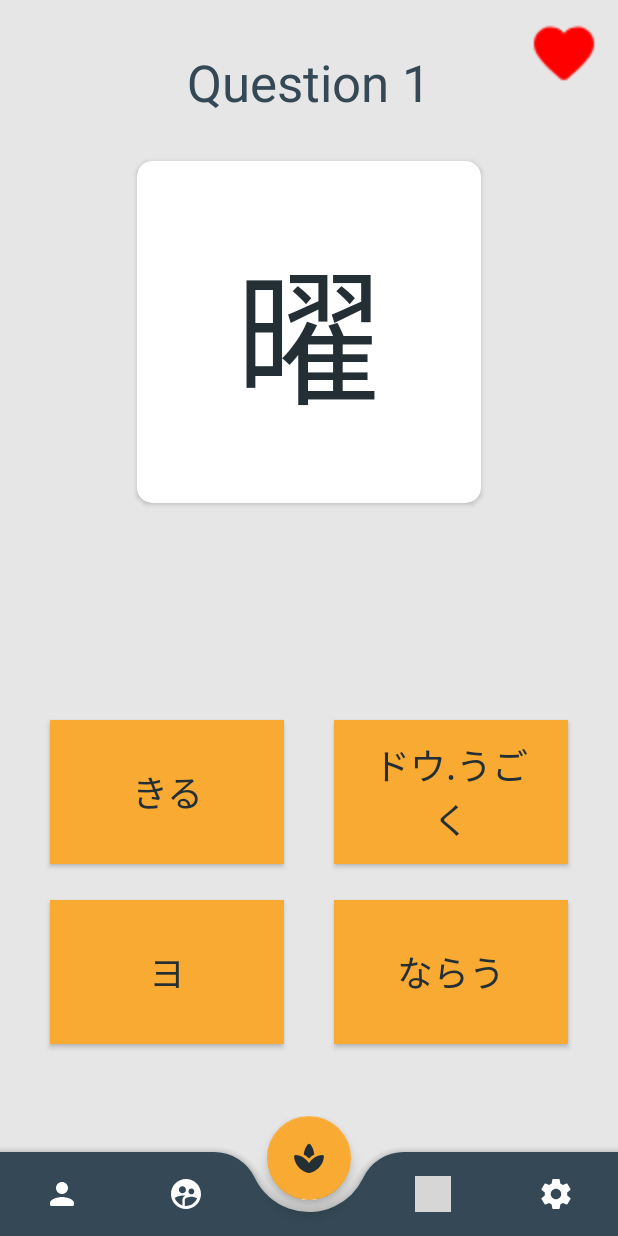
After one commit to LexuLexu/Kanji_Quiz, an Android app: the EndlessActivity screen opened directly, with no data from a screen before it, on a phone screen of 412 x 824 dp. The commit adds this screen. Run offline under Robolectric (Android 15) with nearby library versions, the phone set to English and light mode, and no system bars; our stand-ins replace Firebase (no records; nobody signed in at launch, a user with empty details on screens opened directly); grey boxes are pictures that could not be loaded.

Commit message:
Endless mode implemented.
Database: EndlessMax does not updated correctly yet

```diff
--- a/app/src/main/AndroidManifest.xml
+++ b/app/src/main/AndroidManifest.xml
@@ -26,6 +26,7 @@
         <activity android:name=".SettingsActivity" />
         <activity android:name=".N5EnglishActivity" />
         <activity android:name=".N5KanaActivity" />
+        <activity android:name=".EndlessActivity" />
     </application>
 
 </manifest>
--- /dev/null
+++ b/app/src/main/java/com/example/quiztest1/EndlessActivity.java
@@ -0,0 +1,358 @@
+package com.example.quiztest1;
+
+import android.content.Intent;
+import android.media.MediaPlayer;
+import android.os.Bundle;
+import android.os.Handler;
+import android.view.Menu;
+import android.view.MenuItem;
+import android.view.View;
+import android.widget.Button;
+import android.widget.ImageView;
+import android.widget.ProgressBar;
+import android.widget.TextView;
+import android.widget.Toast;
+
+import androidx.annotation.NonNull;
+import androidx.appcompat.app.AppCompatActivity;
+import androidx.cardview.widget.CardView;
+
+import com.google.android.material.bottomnavigation.BottomNavigationView;
+import com.google.firebase.auth.FirebaseAuth;
+import com.google.firebase.auth.FirebaseUser;
+import com.google.firebase.database.DataSnapshot;
+import com.google.firebase.database.DatabaseError;
+import com.google.firebase.database.DatabaseReference;
+import com.google.firebase.database.FirebaseDatabase;
+import com.google.firebase.database.ValueEventListener;
+
+import java.util.Random;
+
+public class EndlessActivity extends AppCompatActivity {
+
+    public Toast myToast;
+
+    private int questionNumber;
+
+    private int lives;
+
+    private int userPrevScore;
+
+    private String[] kanji_array;
+    private String[] answer_array;
+
+    private String[] N5_kanji_array;
+    private String[] N5_words_array;
+    private String[] N5_kana_array;
+    private String[] N4_kanji_array;
+    private String[] N4_words_array;
+    private String[] N4_kana_array;
+
+    private String question_number;
+    private String question_word;
+
+    private TextView questionView;
+
+    private int score;
+    public int newScore;
+
+    private Button answer1;
+    private Button answer2;
+    private Button answer3;
+    private Button answer4;
+
+    private Button[] button_array;
+
+    private Button correctButton;
+
+    private ProgressBar scoreBar, scoreBar2;
+
+    @Override
+    protected void onCreate(Bundle savedInstanceState) {
+        super.onCreate(savedInstanceState);
+        setContentView(R.layout.activity_endless);
+
+        myToast = Toast.makeText(EndlessActivity.this, "", Toast.LENGTH_SHORT);
+
+        lives = 1;
+
+        questionNumber = 0;
+        score = 0;
+
+        questionView = findViewById(R.id.QuestionView);
+
+        answer1 = findViewById(R.id.button1);
+        answer2 = findViewById(R.id.button2);
+        answer3 = findViewById(R.id.button3);
+        answer4 = findViewById(R.id.button4);
+
+        button_array = new Button[4];
+
+        button_array[0] = answer1;
+        button_array[1] = answer2;
+        button_array[2] = answer3;
+        button_array[3] = answer4;
+
+        N5_kanji_array = getResources().getStringArray(R.array.N5_Kanji);
+        N5_words_array = getResources().getStringArray(R.array.N5_English);
+        N5_kana_array = getResources().getStringArray(R.array.N5_Kana);
+
+        N4_kanji_array = getResources().getStringArray(R.array.N4_Kanji);
+        N4_words_array = getResources().getStringArray(R.array.N4_English);
+        N4_kana_array = getResources().getStringArray(R.array.N4_Kana);
+
+        getnewQuestion(questionView);
+
+        BottomNavigationView bottomNavigationView = (BottomNavigationView) findViewById(R.id.BottomNavigationBar);
+        bottomNavigationView.setOnNavigationItemSelectedListener(new BottomNavigationView.OnNavigationItemSelectedListener() {
+        Menu menu = bottomNavigationView.getMenu();
+        MenuItem menuItem = menu.getItem(2).setChecked(false);
+
+            @Override
+            public boolean onNavigationItemSelected(@NonNull MenuItem item) {
+
+                switch(item.getItemId()) {
+
+                    case(R.id.ic_profile):
+                        Intent intent = new Intent(EndlessActivity.this, ProfileActivity.class);
+                        startActivity(intent);
+                        break;
+
+                    case(R.id.ic_friends):
+                        Intent intent2 = new Intent(EndlessActivity.this, FriendsActivity.class);
+                        startActivity(intent2);
+                        break;
+
+                    case(R.id.ic_leaderboard):
+                        Intent intent3 = new Intent(EndlessActivity.this, LeaderboardActivity.class);
+                        startActivity(intent3);
+                        break;
+
+                    case(R.id.ic_settings):
+                        Intent intent4 = new Intent(EndlessActivity.this, SettingsActivity.class);
+                        startActivity(intent4);
+                        break;
+
+                }
+                return false;
+
+            }
+
+        });
+    }
+
+    public void getnewQuestion (View view) {
+
+        answer_question(view);
+
+        questionNumber++;
+
+        if (lives <= 0) {
+
+            CardView scorePromptCard = findViewById(R.id.scorePromptCard);
+            scorePromptCard.setVisibility(View.VISIBLE);
+
+            Button okButton = findViewById(R.id.okButton);
+            okButton.setVisibility(View.INVISIBLE);
+
+            TextView scorePromptScore = findViewById(R.id.scorePromptScore);
+            scorePromptScore.setText(Integer.toString(score));
+
+            answer1.setClickable(false);
+            answer2.setClickable(false);
+            answer3.setClickable(false);
+            answer4.setClickable(false);
+
+            Runnable r = new Runnable() {
+                @Override
+                public void run(){
+                    okButton.setVisibility(View.VISIBLE);
+                }
+            };
+
+            Handler h = new Handler();
+            h.postDelayed(r, 1000);
+        }
+
+        else {
+
+            TextView titleText = findViewById(R.id.questionNumber);
+            titleText.setText("Question " + questionNumber);
+
+            get_random_button();
+
+            Random rnd = new Random();
+
+            int kanjiLevel = rnd.nextInt(2);
+            int words_kana = rnd.nextInt(2);
+
+            // 0 = N5 , 1 = N4
+
+            if (kanjiLevel == 0) {
+                kanji_array = N5_kanji_array;
+                if (words_kana == 0) {
+                    answer_array = N5_words_array;
+                }
+                else { answer_array = N5_kana_array; }
+            }
+
+            else {
+                kanji_array = N4_kanji_array;
+                if (words_kana == 0) {
+                    answer_array = N4_words_array;
+                }
+                else { answer_array = N4_kana_array; }
+            }
+
+
+
+            int arrayIndex = rnd.nextInt(kanji_array.length);
+
+            question_number = kanji_array[arrayIndex];
+
+            questionView.setText(question_number);
+
+            correctButton = get_random_button();
+            question_word = answer_array[arrayIndex];
+
+
+            for (Button button : button_array) {
+
+                button.setText(answer_array[rnd.nextInt(answer_array.length)]);
+
+            }
+
+            correctButton.setText(question_word);
+
+            for (Button button : button_array) {
+
+                while (button != correctButton && button.getText() == question_word) {
+
+                    button.setText(answer_array[rnd.nextInt(answer_array.length)]);
+
+                }
+
+            }
+        }
+
+    }
+
+    public Button get_random_button() {
+
+        Random rnd = new Random();
+
+        Button chosenButton = button_array[rnd.nextInt(button_array.length)];
+
+        System.out.println(chosenButton);
+
+        return chosenButton;
+    }
+
+    public void answer_question(View v) {
+
+        switch (v.getId()) {
+            case R.id.button1:
+                if (answer1.getText() == question_word) {
+                    correctAnswer();
+                }
+                else {
+                    incorrectAnswer();
+                }
+                break;
+
+            case R.id.button2:
+                if (answer2.getText() == question_word) {
+                    correctAnswer();
+                }
+                else {
+                    incorrectAnswer();
+                }
+                break;
+
+            case R.id.button3:
+                if (answer3.getText() == question_word) {
+                    correctAnswer();
+                }
+                else {
+                    incorrectAnswer();
+                }
+                break;
+
+            case R.id.button4:
+                if (answer4.getText() == question_word) {
+                    correctAnswer();
+                }
+                else {
+                    incorrectAnswer();
+                }
+                break;
+
+        }
+
+    }
+
+    public void correctAnswer() {
+        score+=1;
+
+        final MediaPlayer correctNoise = MediaPlayer.create(this, R.raw.right_answer);
+        correctNoise.seekTo(0);
+        correctNoise.start();
+    }
+
+    public void incorrectAnswer () {
+        myToast.setText("Correct answer: " + question_word);
+        myToast.show();
+
+        lives-= 1;
+
+        ImageView heart = findViewById(R.id.lives_heart_1);
+        heart.setImageResource(R.drawable.favorite_border_24px);
+
+        final MediaPlayer incorrectNoise = MediaPlayer.create(this, R.raw.wrong_answer);
+        incorrectNoise.seekTo(0);
+        incorrectNoise.start();
+    }
+
+    public void go_to_questions (View view) {
+        Intent levelChoiceIntent = new Intent(EndlessActivity.this, LevelChoiceActivity.class);
+        startActivity(levelChoiceIntent);
+    }
+
+    public void endQuizButton (View view) {
+        FirebaseUser user = FirebaseAuth.getInstance().getCurrentUser();
+        String uid = user.getUid();
+
+        FirebaseDatabase database = FirebaseDatabase.getInstance();
+        DatabaseReference usersRef = database.getReference("users");
+        DatabaseReference currentUserRef = usersRef.child(uid);
+
+        currentUserRef.child("score").addValueEventListener(new ValueEventListener() {
+            @Override
+            public void onDataChange(DataSnapshot dataSnapshot) {
+                // This method is called once with the initial value and again
+                // whenever data at this location is updated.
+                if (dataSnapshot.getValue() != null) {
+                    userPrevScore = dataSnapshot.getValue(int.class);
+
+                    if (score > userPrevScore) {
+                        usersRef.child(uid).child("endlessMax").setValue(score);
+                    }
+
+                }
+                else {
+                    newScore = score;
+                }
+            }
+
+            @Override
+            public void onCancelled(DatabaseError error) {
+                // Failed to read value
+                myToast.setText("Error: failed to read database");
+                myToast.show();
+            }
+        });
+
+        Intent levelChoiceIntent = new Intent(EndlessActivity.this, LevelChoiceActivity.class);
+        startActivity(levelChoiceIntent);
+    }
+}
--- a/app/src/main/java/com/example/quiztest1/LevelChoiceActivity.java
+++ b/app/src/main/java/com/example/quiztest1/LevelChoiceActivity.java
@@ -86,9 +86,14 @@ public class LevelChoiceActivity extends AppCompatActivity {
         startActivity(new Intent (getApplicationContext(), N5KanaActivity.class));
     }
 
+    public void go_to_endless (View v) {
+        startActivity(new Intent (getApplicationContext(), EndlessActivity.class));
+    }
+
     public void go_to_profile (View v) {
         startActivity(new Intent (getApplicationContext(), ProfileActivity.class));
     }
+
     public void notAvailable (View v) {
         Toast.makeText(LevelChoiceActivity.this, "This level will be added in a future version", Toast.LENGTH_SHORT).show();
     }
--- /dev/null
+++ b/app/src/main/res/drawable/favorite_24px.xml
@@ -0,0 +1,9 @@
+<vector xmlns:android="http://schemas.android.com/apk/res/android"
+    android:width="24dp"
+    android:height="24dp"
+    android:viewportWidth="24"
+    android:viewportHeight="24">
+  <path
+      android:fillColor="#FF000000"
+      android:pathData="M13.35,20.13c-0.76,0.69 -1.93,0.69 -2.69,-0.01l-0.11,-0.1C5.3,15.27 1.87,12.16 2,8.28c0.06,-1.7 0.93,-3.33 2.34,-4.29 2.64,-1.8 5.9,-0.96 7.66,1.1 1.76,-2.06 5.02,-2.91 7.66,-1.1 1.41,0.96 2.28,2.59 2.34,4.29 0.14,3.88 -3.3,6.99 -8.55,11.76l-0.1,0.09z"/>
+</vector>
--- /dev/null
+++ b/app/src/main/res/drawable/favorite_border_24px.xml
@@ -0,0 +1,9 @@
+<vector xmlns:android="http://schemas.android.com/apk/res/android"
+    android:width="24dp"
+    android:height="24dp"
+    android:viewportWidth="24"
+    android:viewportHeight="24">
+  <path
+      android:fillColor="#FF000000"
+      android:pathData="M19.66,3.99c-2.64,-1.8 -5.9,-0.96 -7.66,1.1 -1.76,-2.06 -5.02,-2.91 -7.66,-1.1 -1.4,0.96 -2.28,2.58 -2.34,4.29 -0.14,3.88 3.3,6.99 8.55,11.76l0.1,0.09c0.76,0.69 1.93,0.69 2.69,-0.01l0.11,-0.1c5.25,-4.76 8.68,-7.87 8.55,-11.75 -0.06,-1.7 -0.94,-3.32 -2.34,-4.28zM12.1,18.55l-0.1,0.1 -0.1,-0.1C7.14,14.24 4,11.39 4,8.5 4,6.5 5.5,5 7.5,5c1.54,0 3.04,0.99 3.57,2.36h1.87C13.46,5.99 14.96,5 16.5,5c2,0 3.5,1.5 3.5,3.5 0,2.89 -3.14,5.74 -7.9,10.05z"/>
+</vector>
--- /dev/null
+++ b/app/src/main/res/layout/activity_endless.xml
@@ -0,0 +1,271 @@
+<?xml version="1.0" encoding="utf-8"?>
+<androidx.constraintlayout.widget.ConstraintLayout xmlns:android="http://schemas.android.com/apk/res/android"
+    xmlns:app="http://schemas.android.com/apk/res-auto"
+    xmlns:tools="http://schemas.android.com/tools"
+    android:layout_width="match_parent"
+    android:layout_height="match_parent"
+    android:background="@color/background"
+    tools:context=".EndlessActivity">
+
+    <androidx.cardview.widget.CardView
+        android:layout_width="240dp"
+        android:layout_height="240dp"
+        android:layout_marginTop="24dp"
+        app:cardBackgroundColor="@android:color/white"
+        app:cardCornerRadius="10dp"
+        app:cardElevation="2dp"
+        app:cardUseCompatPadding="true"
+        app:layout_constraintEnd_toEndOf="parent"
+        app:layout_constraintHorizontal_bias="0.5"
+        app:layout_constraintStart_toStartOf="parent"
+        app:layout_constraintTop_toBottomOf="@+id/questionNumber">
+
+        <TextView
+            android:id="@+id/QuestionView"
+            android:layout_width="wrap_content"
+            android:layout_height="wrap_content"
+            android:layout_gravity="center_horizontal|center_vertical"
+            android:clickable="false"
+            android:gravity="center_horizontal|center_vertical"
+            android:text="kanji"
+            android:textColor="@color/colorPrimaryDark"
+            android:textSize="98sp" />
+
+    </androidx.cardview.widget.CardView>
+
+    <Button
+        android:id="@+id/button1"
+        android:layout_width="156dp"
+        android:layout_height="96dp"
+        android:layout_marginBottom="24dp"
+        android:background="@color/colorAccent"
+        android:onClick="getnewQuestion"
+        android:textAppearance="@style/TextAppearance.AppCompat.Medium"
+        android:textColor="@color/colorPrimaryDark"
+        android:textSize="24sp"
+        app:backgroundTint="@color/colorAccent"
+        app:layout_constraintBottom_toTopOf="@+id/button3"
+        app:layout_constraintEnd_toStartOf="@+id/button2"
+        app:layout_constraintHorizontal_bias="0.5"
+        app:layout_constraintStart_toStartOf="parent" />
+
+    <Button
+        android:id="@+id/button2"
+        android:layout_width="156dp"
+        android:layout_height="96dp"
+        android:layout_marginBottom="24dp"
+        android:background="@color/colorAccent"
+        android:onClick="getnewQuestion"
+        android:textAppearance="@style/TextAppearance.AppCompat.Medium"
+        android:textColor="@color/colorPrimaryDark"
+        android:textSize="24sp"
+        app:backgroundTint="@color/colorAccent"
+        app:layout_constraintBottom_toTopOf="@+id/button4"
+        app:layout_constraintEnd_toEndOf="parent"
+        app:layout_constraintHorizontal_bias="0.5"
+        app:layout_constraintStart_toEndOf="@+id/button1" />
+
+    <Button
+        android:id="@+id/button3"
+        android:layout_width="156dp"
+        android:layout_height="96dp"
+        android:layout_marginBottom="48dp"
+        android:background="@color/colorAccent"
+        android:onClick="getnewQuestion"
+        android:textAppearance="@style/TextAppearance.AppCompat.Medium"
+        android:textColor="@color/colorPrimaryDark"
+        android:textSize="24sp"
+        app:backgroundTint="@color/colorAccent"
+        app:layout_constraintBottom_toTopOf="@+id/BottomNavBarLayout"
+        app:layout_constraintEnd_toStartOf="@+id/button4"
+        app:layout_constraintHorizontal_bias="0.5"
+        app:layout_constraintStart_toStartOf="parent" />
+
+    <Button
+        android:id="@+id/button4"
+        android:layout_width="156dp"
+        android:layout_height="96dp"
+        android:layout_marginBottom="48dp"
+        android:background="@color/colorAccent"
+        android:onClick="getnewQuestion"
+        android:textAppearance="@style/TextAppearance.AppCompat.Medium"
+        android:textColor="@color/colorPrimaryDark"
+        android:textSize="24sp"
+        app:backgroundTint="@color/colorAccent"
+        app:layout_constraintBottom_toTopOf="@+id/BottomNavBarLayout"
+        app:layout_constraintEnd_toEndOf="parent"
+        app:layout_constraintHorizontal_bias="0.5"
+        app:layout_constraintStart_toEndOf="@+id/button3" />
+
+    <ProgressBar
+        android:id="@+id/scoreBar"
+        style="@android:style/Widget.ProgressBar.Horizontal"
+        android:layout_width="20dp"
+        android:layout_height="0dp"
+        android:layout_centerInParent="true"
+        android:layout_marginBottom="56dp"
+        android:max="100"
+        android:progress="0"
+        android:progressDrawable="@drawable/progress_drawable_vertical"
+        app:layout_constraintBottom_toBottomOf="@+id/BottomNavBarLayout"
+        app:layout_constraintStart_toStartOf="parent"
+        app:layout_constraintTop_toTopOf="parent" />
+
+    <ProgressBar
+        android:id="@+id/scoreBar2"
+        style="@android:style/Widget.ProgressBar.Horizontal"
+        android:layout_width="20dp"
+        android:layout_height="0dp"
+        android:layout_centerInParent="true"
+        android:layout_marginBottom="56dp"
+        android:max="100"
+        android:progress="0"
+        android:progressDrawable="@drawable/progress_drawable_vertical"
+        app:layout_constraintBottom_toBottomOf="@+id/BottomNavBarLayout"
+        app:layout_constraintEnd_toEndOf="parent"
+        app:layout_constraintTop_toTopOf="parent" />
+
+    <androidx.coordinatorlayout.widget.CoordinatorLayout
+        android:id="@+id/BottomNavBarLayout"
+        android:layout_width="match_parent"
+        android:layout_height="80dp"
+        android:layout_alignParentBottom="true"
+        app:layout_constraintBottom_toBottomOf="parent">
+
+        <com.google.android.material.bottomappbar.BottomAppBar
+            android:id="@+id/BottomNavBar"
+            android:layout_width="match_parent"
+            android:layout_height="56dp"
+            android:layout_gravity="bottom"
+            android:clickable="false"
+            android:focusable="false"
+            app:backgroundTint="@color/colorPrimary"
+            app:contentInsetStart="0dp"
+            app:fabAlignmentMode="center"
+            app:fabCradleMargin="12dp"
+            app:fabCradleRoundedCornerRadius="30dp">
+
+        </com.google.android.material.bottomappbar.BottomAppBar>
+
+        <com.google.android.material.bottomnavigation.BottomNavigationView
+            android:id="@+id/BottomNavigationBar"
+            android:layout_width="match_parent"
+            android:layout_height="56dp"
+            android:layout_gravity="bottom|center|fill_horizontal"
+            android:background="#00000000"
+            android:backgroundTint="@null"
+            app:backgroundTint="@null"
+            app:elevation="0dp"
+            app:itemIconTint="@color/bottom_nav_select"
+            app:itemTextColor="@color/bottom_nav_select"
+            app:menu="@menu/bottom_navigation_menu"
+            app:useCompatPadding="false" />
+
+        <com.google.android.material.floatingactionbutton.FloatingActionButton
+            android:id="@+id/fab"
+            android:layout_width="wrap_content"
+            android:layout_height="wrap_content"
+            android:onClick="go_to_questions"
+            app:backgroundTint="@color/colorAccent"
+            app:layout_anchor="@+id/BottomNavBar"
+            app:layout_anchorGravity="top|center"
+            app:srcCompat="@drawable/spa_24px"
+            app:tint="@color/colorPrimaryDark" />
+
+    </androidx.coordinatorlayout.widget.CoordinatorLayout>
+
+    <TextView
+        android:id="@+id/questionNumber"
+        android:layout_width="wrap_content"
+        android:layout_height="wrap_content"
+        android:layout_marginTop="32dp"
+        android:text="Question 1"
+        android:textAlignment="center"
+        android:textAllCaps="false"
+        android:textAppearance="@style/TextAppearance.AppCompat.Display1"
+        android:textColor="@color/colorPrimary"
+        app:layout_constraintEnd_toEndOf="parent"
+        app:layout_constraintStart_toStartOf="parent"
+        app:layout_constraintTop_toTopOf="parent" />
+
+    <androidx.cardview.widget.CardView
+        android:id="@+id/scorePromptCard"
+        android:layout_width="379dp"
+        android:layout_height="270dp"
+        android:translationZ="5dp"
+        android:visibility="invisible"
+        app:cardBackgroundColor="@android:color/white"
+        app:cardCornerRadius="10dp"
+        app:cardElevation="2dp"
+        app:cardUseCompatPadding="true"
+        app:layout_constraintBottom_toTopOf="@+id/scoreBar"
+        app:layout_constraintEnd_toStartOf="@+id/scoreBar2"
+        app:layout_constraintHorizontal_bias="0.5"
+        app:layout_constraintStart_toEndOf="@+id/scoreBar"
+        app:layout_constraintTop_toBottomOf="@+id/scoreBar">
+
+        <LinearLayout
+            android:layout_width="match_parent"
+            android:layout_height="match_parent"
+            android:orientation="vertical">
+
+            <TextView
+                android:id="@+id/scorePromptText"
+                android:layout_width="wrap_content"
+                android:layout_height="60dp"
+                android:layout_gravity="center_horizontal|center_vertical"
+                android:gravity="center_horizontal|center_vertical"
+                android:text="Your score:"
+                android:textAlignment="center"
+                android:textColor="@color/colorPrimary"
+                android:textSize="18sp"
+                android:textStyle="bold" />
+
+            <TextView
+                android:id="@+id/scorePromptScore"
+                android:layout_width="wrap_content"
+                android:layout_height="120dp"
+                android:layout_gravity="center_horizontal|center_vertical"
+                android:gravity="center_horizontal|center_vertical"
+                android:text="-score-"
+                android:textAlignment="center"
+                android:textColor="@color/colorPrimary"
+                android:textSize="72sp"
+                android:textStyle="bold" />
+
+            <Button
+                android:id="@+id/okButton"
+                android:layout_width="190dp"
+                android:layout_height="60dp"
+                android:layout_gravity="center_horizontal|center_vertical"
+                android:layout_marginTop="8dp"
+                android:backgroundTint="@color/colorAccent"
+                android:gravity="center_horizontal|center_vertical"
+                android:includeFontPadding="false"
+                android:onClick="endQuizButton"
+                android:padding="12dp"
+                android:text="OK"
+                android:textAppearance="@style/TextAppearance.AppCompat.Medium"
+                android:textColor="@color/colorPrimary"
+                android:textSize="18sp"
+                android:textStyle="bold"
+                app:iconPadding="8dp" />
+
+        </LinearLayout>
+
+    </androidx.cardview.widget.CardView>
+
+    <ImageView
+        android:id="@+id/lives_heart_1"
+        android:layout_width="wrap_content"
+        android:layout_height="wrap_content"
+        android:layout_marginTop="24dp"
+        android:layout_marginEnd="24dp"
+        android:scaleX="2"
+        android:scaleY="2"
+        android:tint="@color/incorrect"
+        app:layout_constraintEnd_toEndOf="parent"
+        app:layout_constraintTop_toTopOf="parent"
+        app:srcCompat="@drawable/favorite_24px" />
+
+</androidx.constraintlayout.widget.ConstraintLayout>
--- a/app/src/main/res/layout/activity_level_choice.xml
+++ b/app/src/main/res/layout/activity_level_choice.xml
@@ -85,7 +85,7 @@
         android:layout_gravity="center_horizontal|center_vertical"
         android:backgroundTint="@color/colorPrimaryDark"
         android:includeFontPadding="false"
-        android:onClick="notAvailable"
+        android:onClick="go_to_endless"
         android:padding="12dp"
         android:text="Endless Challenge"
         android:textAlignment="center"
```
